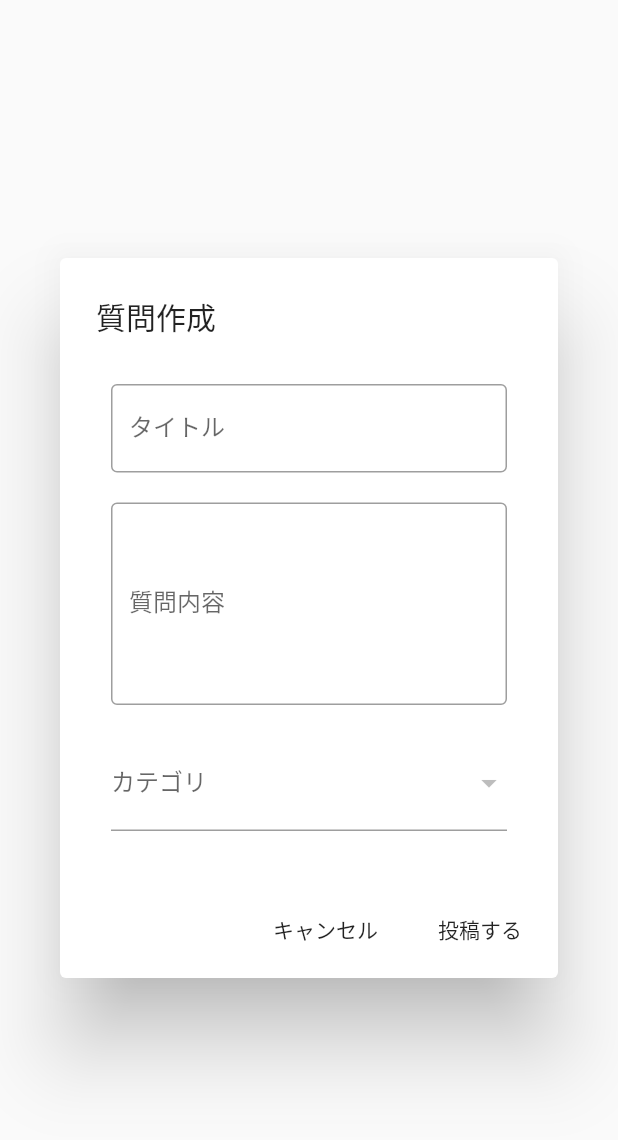
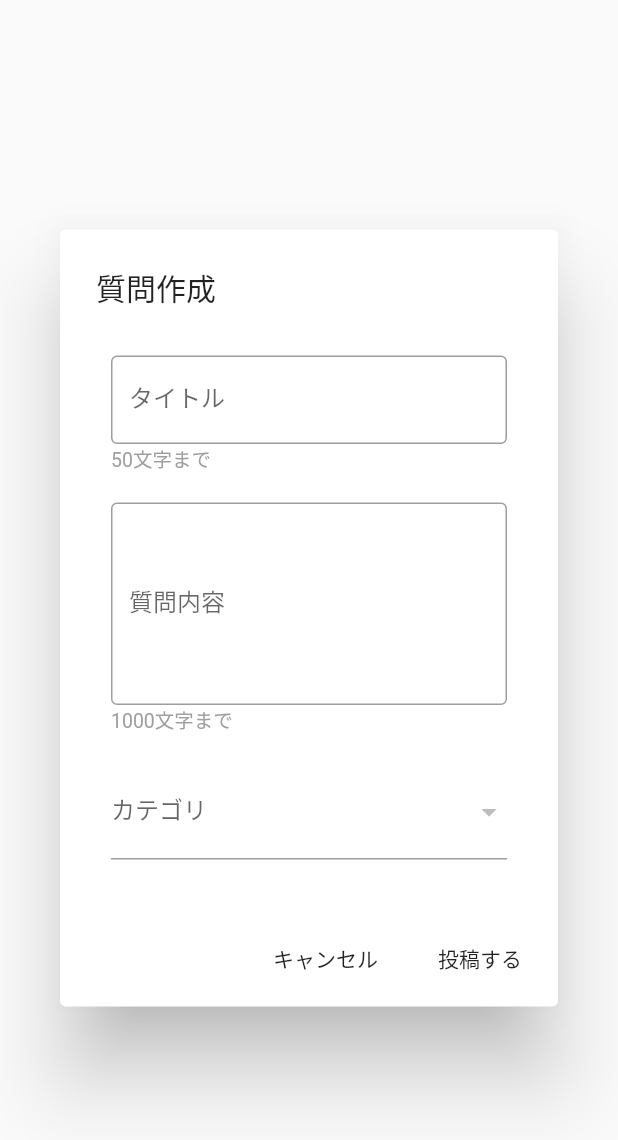
Before and after one commit to axis-sato/bbs_flutter, a Flutter app: the CreateQuestionDialog widget shown alone on an empty page, opened directly, on a phone screen of 412 x 824 dp. Shown: the top 1140 px of the screen. Run offline on Flutter 3.47's test engine with Material 2 defaults, Android fonts, the phone set to English and light mode, and no system bars; network calls fail.

Commit message:
質問追加を実装

```diff
--- a/lib/question.dart
+++ b/lib/question.dart
@@ -18,4 +18,7 @@ class Question {
       category: Category.fromJson(json["category"]),
     );
   }
+
+  Map<String, dynamic> toJson() =>
+      {'title': title, 'body': body, 'categoryId': category.id};
 }
--- a/lib/ui/pages/question_list/create_question_dialog.dart
+++ b/lib/ui/pages/question_list/create_question_dialog.dart
@@ -1,3 +1,4 @@
+import 'package:bbs_flutter/question.dart';
 import 'package:bbs_flutter/ui/pages/question_list/question_list_vm.dart';
 import 'package:flutter/material.dart';
 import 'package:provider/provider.dart';
@@ -17,6 +18,7 @@ class CreateQuestionDialog extends StatelessWidget {
             child: Padding(
               padding: const EdgeInsets.symmetric(vertical: 10, horizontal: 10),
               child: Column(
+                crossAxisAlignment: CrossAxisAlignment.start,
                 children: <Widget>[
                   TextField(
                     decoration: InputDecoration(
@@ -25,6 +27,7 @@ class CreateQuestionDialog extends StatelessWidget {
                     ),
                     controller: vm.newQuestionTitleController,
                   ),
+                  _FieldAnnotationText("50文字まで"),
                   SizedBox(
                     height: 20,
                   ),
@@ -38,6 +41,7 @@ class CreateQuestionDialog extends StatelessWidget {
                     minLines: 5,
                     controller: vm.newQuestionBodyController,
                   ),
+                  _FieldAnnotationText("1000文字まで"),
                   SizedBox(
                     height: 20,
                   ),
@@ -66,14 +70,15 @@ class CreateQuestionDialog extends StatelessWidget {
         actions: <Widget>[
           FlatButton(
             child: Text('キャンセル'),
-            onPressed: () => Navigator.of(context).pop(0),
+            onPressed: () => Navigator.of(context).pop(null),
           ),
           FlatButton(
             child: Text('投稿する'),
             onPressed: () {
               print(vm.newQuestionTitleController.text);
               print(vm.newQuestionBodyController.text);
-              Navigator.of(context).pop(1);
+              final question = vm.makeQuestion();
+              Navigator.of(context).pop(question);
             },
           ),
         ],
@@ -81,3 +86,20 @@ class CreateQuestionDialog extends StatelessWidget {
     );
   }
 }
+
+class _FieldAnnotationText extends StatelessWidget {
+  final String text;
+
+  _FieldAnnotationText(this.text, {Key key}) : super(key: key);
+
+  @override
+  Widget build(BuildContext context) {
+    return Text(
+      text,
+      style: TextStyle(
+        color: Colors.grey,
+        fontSize: 13,
+      ),
+    );
+  }
+}
```
Also changed, not shown: lib/core/infrastracture/api/api.dart (+10 -0 lines), lib/ui/pages/question_list/question_list_page.dart (+6 -2 lines), lib/ui/pages/question_list/question_list_vm.dart (+15 -0 lines).
